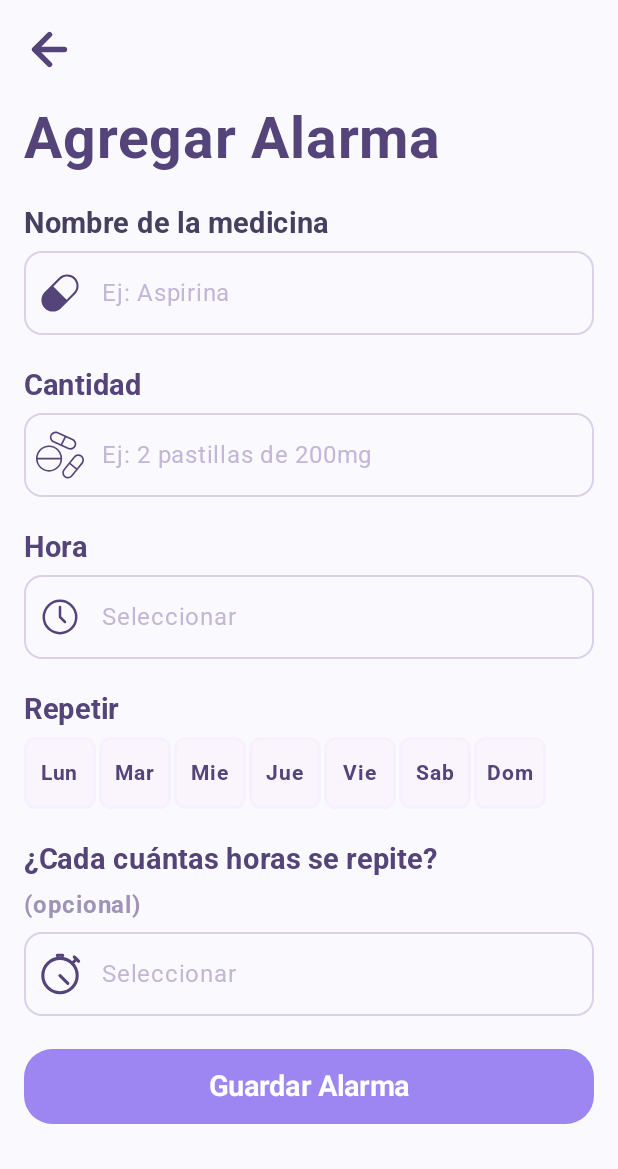
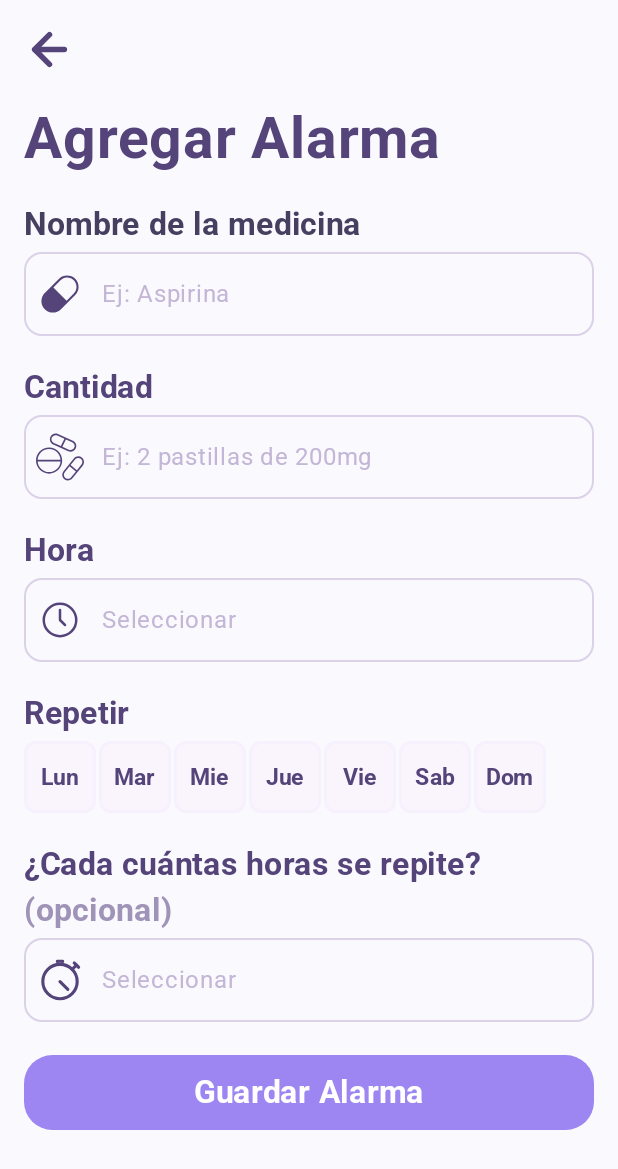
Before and after one commit to Milton-Peluffo/PillMate, an Android app built with Jetpack Compose: the screen it shows after launch (MainActivity), after a tap on "Agregar alarma", on a phone screen of 412 x 824 dp. Shown: the top 1169 px of the screen. Run offline under Robolectric (Android 15) with nearby library versions, the phone set to English and light mode, and no system bars.

Commit message:
Feat: adding Setting item interface component and improving alarm list screen styles

```diff
--- a/app/src/main/java/com/tomildev/pillmate/ui/theme/components/AlarmCard.kt
+++ b/app/src/main/java/com/tomildev/pillmate/ui/theme/components/AlarmCard.kt
@@ -51,7 +51,7 @@ fun AlarmCard(
                     style = MaterialTheme.typography.bodyLarge.copy(
                         fontWeight = FontWeight.Bold,
                         color = FontDarkPurple2,
-                        fontSize = 23.sp
+                        fontSize = 24.sp
                     )
                 )
 
@@ -68,7 +68,7 @@ fun AlarmCard(
                 Text(
                     text = alarmTime,
                     style = MaterialTheme.typography.headlineMedium.copy(
-                        fontWeight = FontWeight.Bold,
+                        fontWeight = FontWeight.Medium,
                         fontSize = 35.sp,
                         color = FontDarkPurple3
                     ),
--- a/app/src/main/java/com/tomildev/pillmate/ui/theme/components/DayToggleButton.kt
+++ b/app/src/main/java/com/tomildev/pillmate/ui/theme/components/DayToggleButton.kt
@@ -48,7 +48,7 @@ fun DayToggleButton(
     ) {
         Text(
             text = day,
-            fontSize = 14.sp,
+            fontSize = 15.sp,
             fontWeight = FontWeight.Bold,
             color = if (isSelected) Color.White else FontDarkPurple
         )
--- a/app/src/main/java/com/tomildev/pillmate/ui/theme/navigations/AppScreens.kt
+++ b/app/src/main/java/com/tomildev/pillmate/ui/theme/navigations/AppScreens.kt
@@ -4,4 +4,5 @@ sealed class AppScreen(val route: String) {
     object SplashScreen : AppScreen("splash_screen")
     object AlarmFormScreen : AppScreen("alarm_form_screen")
     object AlarmListScreen : AppScreen("alarm_list_screen")
+    object SettingsScreen : AppScreen("settings_screen")
 }
--- a/app/src/main/java/com/tomildev/pillmate/ui/theme/screens/alarmForm/AlarmFormScreen.kt
+++ b/app/src/main/java/com/tomildev/pillmate/ui/theme/screens/alarmForm/AlarmFormScreen.kt
@@ -60,7 +60,7 @@ fun AlarmFormScreen(
         Spacer(modifier = Modifier.height(10.dp))
         Text(
             text = "Nombre de la medicina",
-            fontSize = 19.sp,
+            fontSize = 21.sp,
             fontWeight = FontWeight.Bold,
             color = FontDarkPurple2
         )
@@ -81,7 +81,7 @@ fun AlarmFormScreen(
         Spacer(modifier = Modifier.height(10.dp))
         Text(
             text = "Cantidad",
-            fontSize = 19.sp,
+            fontSize = 21.sp,
             fontWeight = FontWeight.Bold,
             color = FontDarkPurple
         )
@@ -101,7 +101,7 @@ fun AlarmFormScreen(
         Spacer(modifier = Modifier.height(10.dp))
         Text(
             text = "Hora",
-            fontSize = 19.sp,
+            fontSize = 21.sp,
             fontWeight = FontWeight.Bold,
             color = FontDarkPurple
         )
@@ -121,7 +121,7 @@ fun AlarmFormScreen(
         Spacer(modifier = Modifier.height(10.dp))
         Text(
             text = "Repetir",
-            fontSize = 19.sp,
+            fontSize = 21.sp,
             fontWeight = FontWeight.Bold,
             color = FontDarkPurple
         )
@@ -146,13 +146,13 @@ fun AlarmFormScreen(
         Text(
             text = "¿Cada cuántas horas se repite?",
             fontWeight = FontWeight.Bold,
-            fontSize = 19.sp,
+            fontSize = 21.sp,
             color = FontDarkPurple
         )
         Text(
             text = "(opcional)",
             fontWeight = FontWeight.Bold,
-            fontSize = 16.sp,
+            fontSize = 21.sp,
             color = FontSoftPurple
         )
         InputField(
@@ -179,7 +179,7 @@ fun AlarmFormScreen(
         ) {
             Text(
                 text = "Guardar Alarma",
-                fontSize = 19.sp,
+                fontSize = 21.sp,
                 color = MaterialTheme.colorScheme.onPrimary,
                 fontWeight = FontWeight.Bold
             )
--- a/app/src/main/java/com/tomildev/pillmate/ui/theme/screens/alarmList/AlarmListScreen.kt
+++ b/app/src/main/java/com/tomildev/pillmate/ui/theme/screens/alarmList/AlarmListScreen.kt
@@ -1,5 +1,6 @@
 package com.tomildev.pillmate.ui.theme.screens.alarmList
 
+import androidx.compose.foundation.background
 import androidx.compose.foundation.layout.*
 import androidx.compose.foundation.lazy.LazyColumn
 import androidx.compose.foundation.lazy.items
@@ -8,6 +9,7 @@ import androidx.compose.material3.*
 import androidx.compose.runtime.*
 import androidx.compose.ui.Alignment
 import androidx.compose.ui.Modifier
+import androidx.compose.ui.graphics.Brush
 import androidx.compose.ui.graphics.Color
 import androidx.compose.ui.res.painterResource
 import androidx.compose.ui.text.font.FontWeight
@@ -43,9 +45,7 @@ fun AlarmListScreen(
             TopAppBar(
                 modifier = Modifier.height(65.dp),
                 title = {
-                    Box(
-                        modifier = Modifier.fillMaxWidth(),
-                    ) {
+                    Box(modifier = Modifier.fillMaxWidth()) {
                         Text(
                             text = "PillMate",
                             color = FontDarkPurple2,
@@ -53,7 +53,6 @@ fun AlarmListScreen(
                             fontSize = 20.sp,
                             modifier = Modifier.align(Alignment.Center)
                         )
-
                         IconButton(
                             onClick = { onMenuClick() },
                             modifier = Modifier.align(Alignment.CenterEnd)
@@ -92,7 +91,7 @@ fun AlarmListScreen(
         },
         floatingActionButtonPosition = FabPosition.Center,
     ) { innerPadding ->
-        Column(
+        Box(
             modifier = Modifier
                 .fillMaxSize()
                 .padding(
@@ -100,6 +99,9 @@ fun AlarmListScreen(
                     start = 9.dp,
                     end = 9.dp
                 )
+        ) {
+            Column(
+                modifier = Modifier.fillMaxSize()
             ) {
                 Text(
                     text = "Mis Alarmas",
@@ -113,7 +115,7 @@ fun AlarmListScreen(
 
                 LazyColumn(
                     modifier = Modifier.fillMaxSize(),
-                contentPadding = PaddingValues(bottom = 4.dp)
+                    contentPadding = PaddingValues(bottom = 120.dp)
                 ) {
                     items(alarmList) { alarm ->
                         AlarmCard(
@@ -131,5 +133,25 @@ fun AlarmListScreen(
                     }
                 }
             }
+
+            //Grading zone
+            Box(
+                modifier = Modifier
+                    .fillMaxWidth()
+                    .height(160.dp)
+                    .align(Alignment.BottomCenter)
+                    .background(
+                        brush = Brush.verticalGradient(
+                            colors = listOf(
+                                Color.White,
+                                Color.White.copy(alpha = 0.6f),
+                                Color.Transparent
+                            ),
+                            startY = Float.POSITIVE_INFINITY,
+                            endY = 0f
+                        )
+                    )
+            )
         }
     }
+}
--- /dev/null
+++ b/app/src/main/java/com/tomildev/pillmate/ui/theme/screens/settings/SettingsScreen.kt
@@ -0,0 +1 @@
+package com.tomildev.pillmate.ui.theme.screens.settings
--- /dev/null
+++ b/app/src/main/java/com/tomildev/pillmate/ui/theme/screens/settings/SettingsViewModel.kt
@@ -0,0 +1 @@
+package com.tomildev.pillmate.ui.theme.screens.settings
--- a/app/src/main/java/com/tomildev/pillmate/ui/theme/theme/Type.kt
+++ b/app/src/main/java/com/tomildev/pillmate/ui/theme/theme/Type.kt
@@ -8,15 +8,52 @@ import androidx.compose.ui.text.font.FontWeight
 import androidx.compose.ui.unit.sp
 import com.tomildev.pillmate.R
 
-// Set of Material typography styles to start with
-
 val robotoFamily = FontFamily(
-    Font(R.font.roboto_bold, FontWeight.Bold),
     Font(R.font.roboto_regular, FontWeight.Normal),
-    Font(R.font.roboto_medium, FontWeight.Medium)
+    Font(R.font.roboto_medium, FontWeight.Medium),
+    Font(R.font.roboto_bold, FontWeight.Bold)
 )
 
 val Typography = Typography(
+
+    headlineLarge = TextStyle(
+        fontFamily = robotoFamily,
+        fontWeight = FontWeight.Bold,
+        fontSize = 40.sp,
+        lineHeight = 48.sp
+    ),
+    headlineMedium = TextStyle(
+        fontFamily = robotoFamily,
+        fontWeight = FontWeight.Bold,
+        fontSize = 34.sp,
+        lineHeight = 40.sp
+    ),
+    headlineSmall = TextStyle(
+        fontFamily = robotoFamily,
+        fontWeight = FontWeight.Bold,
+        fontSize = 28.sp,
+        lineHeight = 34.sp
+    ),
+
+    titleLarge = TextStyle(
+        fontFamily = robotoFamily,
+        fontWeight = FontWeight.Medium,
+        fontSize = 22.sp,
+        lineHeight = 28.sp
+    ),
+    titleMedium = TextStyle(
+        fontFamily = robotoFamily,
+        fontWeight = FontWeight.Medium,
+        fontSize = 18.sp,
+        lineHeight = 24.sp
+    ),
+    titleSmall = TextStyle(
+        fontFamily = robotoFamily,
+        fontWeight = FontWeight.Medium,
+        fontSize = 16.sp,
+        lineHeight = 22.sp
+    ),
+
     bodyLarge = TextStyle(
         fontFamily = robotoFamily,
         fontWeight = FontWeight.Normal,
@@ -24,12 +61,30 @@ val Typography = Typography(
         lineHeight = 24.sp,
         letterSpacing = 0.5.sp
     ),
-    titleLarge = TextStyle(
+    bodyMedium = TextStyle(
         fontFamily = robotoFamily,
-        fontWeight = FontWeight.Bold,
-        fontSize = 22.sp,
-        lineHeight = 28.sp,
-        letterSpacing = 0.sp
+        fontWeight = FontWeight.Normal,
+        fontSize = 14.sp,
+        lineHeight = 20.sp
+    ),
+    bodySmall = TextStyle(
+        fontFamily = robotoFamily,
+        fontWeight = FontWeight.Normal,
+        fontSize = 12.sp,
+        lineHeight = 16.sp
+    ),
+
+    labelLarge = TextStyle(
+        fontFamily = robotoFamily,
+        fontWeight = FontWeight.Medium,
+        fontSize = 14.sp,
+        lineHeight = 20.sp
+    ),
+    labelMedium = TextStyle(
+        fontFamily = robotoFamily,
+        fontWeight = FontWeight.Medium,
+        fontSize = 12.sp,
+        lineHeight = 16.sp
     ),
     labelSmall = TextStyle(
         fontFamily = robotoFamily,
```
Also changed, not shown: app/src/main/java/com/tomildev/pillmate/ui/theme/components/SettingItem.kt (added, +76 -0 lines). Lines whose indentation alone changed are shown as unchanged.
